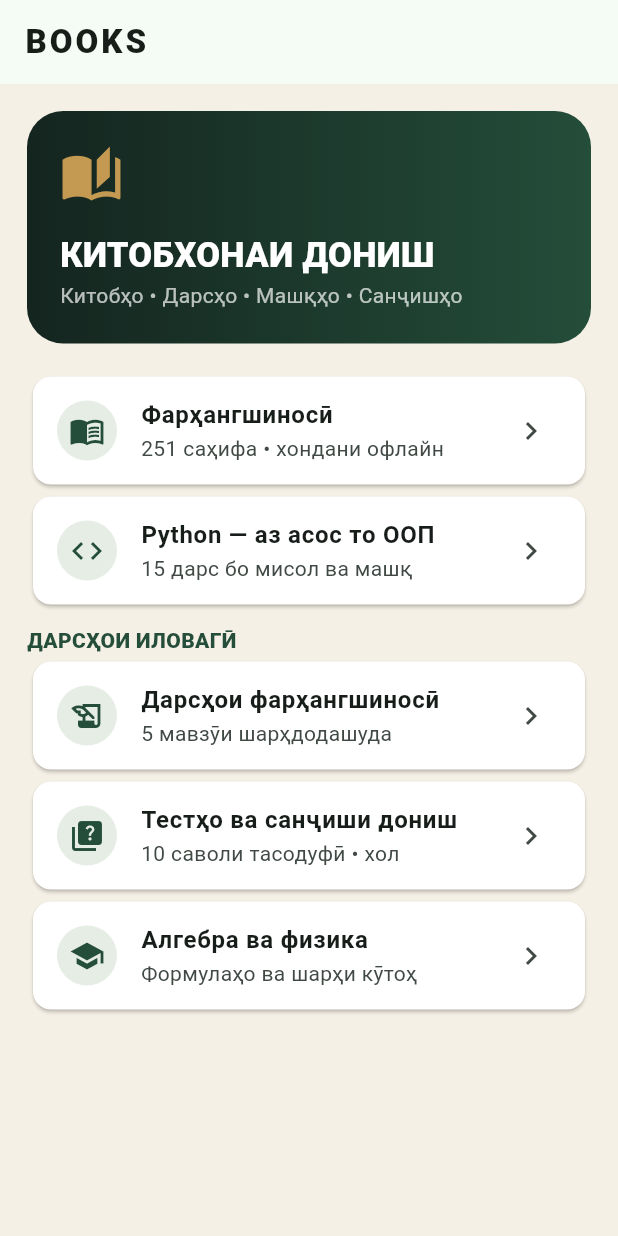
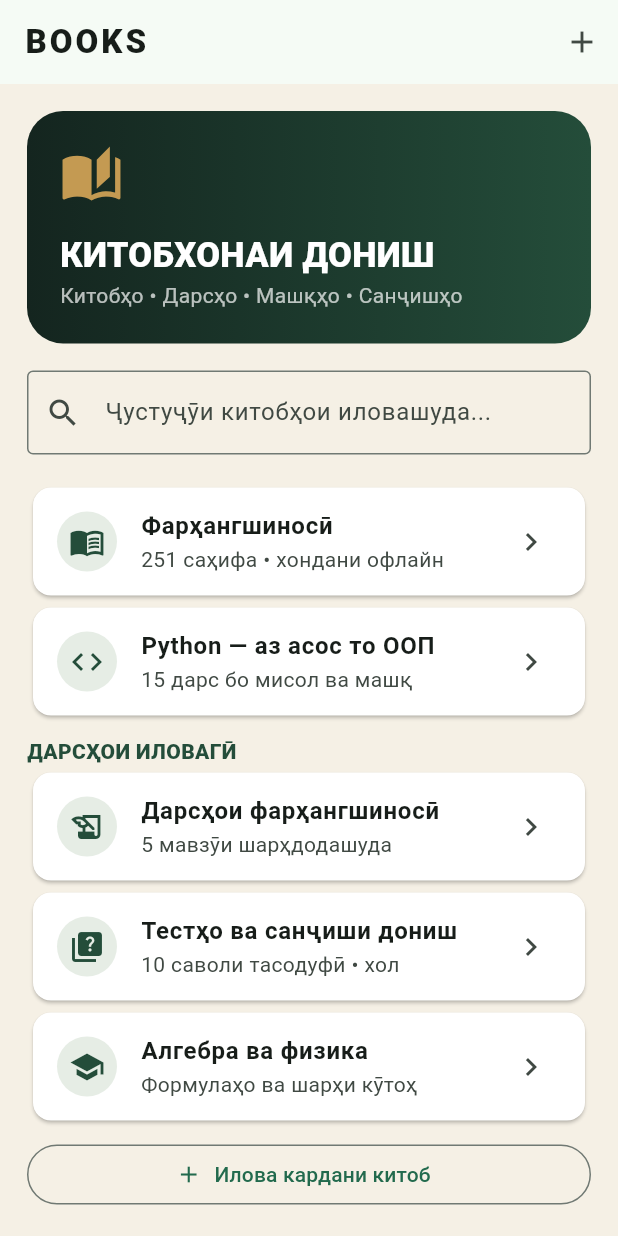
Before and after one commit to shahronmahmadmurodzoda08-lang/-, a Flutter app: the screen it shows after launch, on a phone screen of 412 x 824 dp. Run offline on Flutter 3.47's test engine with Material 3 defaults, Android fonts, the phone set to English and light mode, and no system bars.

Commit message:
Add custom book library management UI

```diff
--- a/lib/main.dart
+++ b/lib/main.dart
@@ -34,10 +34,42 @@ const cultureLessons=<Lesson>[
  Lesson('Мероси фарҳангӣ','Мерос','Мероси фарҳангӣ ёдгориҳо, анъанаҳо, дониш ва осори таърихии меросмонда мебошад.','Ёдгориҳои таърихӣ ва ҳунарҳои мардумӣ.','Як намунаи мероси фарҳангии Тоҷикистонро шарҳ деҳ.'),
  Lesson('Фарҳанг ва ҷомеа','Ҷомеа','Арзишҳо рафторро шакл медиҳанд ва ҷомеа фарҳангро тағйир медиҳад.','Меъёрҳои эҳтиром муносибатҳои иҷтимоиро танзим мекунанд.','Мисоли таъсири ҷомеа ба фарҳанг биёр.')
 ];
-class LibraryScreen extends StatelessWidget {
+class LibraryScreen extends StatefulWidget {
  const LibraryScreen({super.key});
- @override Widget build(BuildContext context)=>Scaffold(appBar:AppBar(title:const Text('BOOKS',style:TextStyle(fontWeight:FontWeight.w900,letterSpacing:2))),body:ListView(padding:const EdgeInsets.all(18),children:[
+ @override State<LibraryScreen> createState()=>_LibraryScreenState();
+}
+class BookEntry {
+ final String title,author,description,kind;
+ const BookEntry({required this.title,required this.author,required this.description,required this.kind});
+}
+class _LibraryScreenState extends State<LibraryScreen> {
+ final List<BookEntry> customBooks=[];
+ String search='';
+ Future<void> addBook() async {
+  final title=TextEditingController(),author=TextEditingController(),description=TextEditingController();
+  String kind='Китоби матнӣ';
+  final result=await showDialog<BookEntry>(context:context,builder:(dialogContext)=>StatefulBuilder(builder:(dialogContext,setDialogState)=>AlertDialog(
+   title:const Text('Илова кардани китоб'),
+   content:SingleChildScrollView(child:Column(mainAxisSize:MainAxisSize.min,children:[
+    TextField(controller:title,decoration:const InputDecoration(labelText:'Номи китоб *')),
+    TextField(controller:author,decoration:const InputDecoration(labelText:'Муаллиф')),
+    TextField(controller:description,maxLines:3,decoration:const InputDecoration(labelText:'Тавсиф')),
+    const SizedBox(height:12),
+    DropdownButtonFormField<String>(value:kind,decoration:const InputDecoration(labelText:'Навъи китоб'),items:const [DropdownMenuItem(value:'Китоби матнӣ',child:Text('Китоби матнӣ')),DropdownMenuItem(value:'PDF',child:Text('PDF (файл баъдтар пайваст мешавад)')),DropdownMenuItem(value:'Китоби тасвирӣ',child:Text('Китоби тасвирӣ'))],onChanged:(v){if(v!=null)setDialogState(()=>kind=v);})
+   ])),
+   actions:[TextButton(onPressed:()=>Navigator.pop(dialogContext),child:const Text('Бекор')),FilledButton(onPressed:(){final t=title.text.trim();if(t.isNotEmpty){Navigator.pop(dialogContext,BookEntry(title:t,author:author.text.trim(),description:description.text.trim(),kind:kind));}},child:const Text('Илова'))]
+  )));
+  title.dispose();author.dispose();description.dispose();
+  if(result!=null&&mounted)setState(()=>customBooks.add(result));
+ }
+ @override Widget build(BuildContext context){
+ final filtered=customBooks.where((b)=>('${b.title} ${b.author} ${b.description}').toLowerCase().contains(search.toLowerCase())).toList();
+ return Scaffold(appBar:AppBar(title:const Text('BOOKS',style:TextStyle(fontWeight:FontWeight.w900,letterSpacing:2)),actions:[IconButton(tooltip:'Илова кардани китоб',onPressed:addBook,icon:const Icon(Icons.add))]),body:ListView(padding:const EdgeInsets.all(18),children:[
  Container(padding:const EdgeInsets.all(22),decoration:BoxDecoration(gradient:const LinearGradient(colors:[Color(0xFF14251F),green]),borderRadius:BorderRadius.circular(24)),child:const Column(crossAxisAlignment:CrossAxisAlignment.start,children:[Icon(Icons.auto_stories,color:Color(0xFFC49A52),size:42),SizedBox(height:16),Text('КИТОБХОНАИ ДОНИШ',style:TextStyle(color:Colors.white,fontSize:23,fontWeight:FontWeight.w900)),Text('Китобҳо • Дарсҳо • Машқҳо • Санҷишҳо',style:TextStyle(color:Colors.white70))])),
+ const SizedBox(height:18),
+ TextField(onChanged:(v)=>setState(()=>search=v),decoration:const InputDecoration(prefixIcon:Icon(Icons.search),hintText:'Ҷустуҷӯи китобҳои иловашуда...',border:OutlineInputBorder())),
+ if(customBooks.isNotEmpty)...[const SizedBox(height:12),Text('КИТОБҲОИ ИЛОВАШУДА (${customBooks.length})',style:const TextStyle(color:green,fontWeight:FontWeight.w900)),...filtered.map((b)=>Card(color:Colors.white,child:ListTile(leading:const CircleAvatar(child:Icon(Icons.book)),title:Text(b.title),subtitle:Text([b.kind,b.author,b.description].where((x)=>x.isNotEmpty).join(' • ')),trailing:IconButton(tooltip:'Нест кардан',icon:const Icon(Icons.delete_outline),onPressed:()=>setState(()=>customBooks.remove(b))))))],
+ if(customBooks.isNotEmpty&&filtered.isEmpty) const Padding(padding:EdgeInsets.all(12),child:Text('Китоб ёфт нашуд.')),
  const SizedBox(height:18),
  _Tile(icon:Icons.menu_book,title:'Фарҳангшиносӣ',subtitle:'251 саҳифа • хондани офлайн',onTap:()=>Navigator.push(context,MaterialPageRoute(builder:(_)=>const CultureReader()))),
  _Tile(icon:Icons.code,title:'Python — аз асос то ООП',subtitle:'15 дарс бо мисол ва машқ',onTap:()=>Navigator.push(context,MaterialPageRoute(builder:(_)=>const LessonList(title:'Python',lessons:pythonLessons)))),
@@ -45,7 +77,9 @@ class LibraryScreen extends StatelessWidget {
  _Tile(icon:Icons.history_edu,title:'Дарсҳои фарҳангшиносӣ',subtitle:'5 мавзӯи шарҳдодашуда',onTap:()=>Navigator.push(context,MaterialPageRoute(builder:(_)=>const LessonList(title:'Фарҳангшиносӣ',lessons:cultureLessons)))),
  _Tile(icon:Icons.quiz,title:'Тестҳо ва санҷиши дониш',subtitle:'10 саволи тасодуфӣ • хол',onTap:()=>Navigator.push(context,MaterialPageRoute(builder:(_)=>const QuizScreen()))),
  _Tile(icon:Icons.school,title:'Алгебра ва физика',subtitle:'Формулаҳо ва шарҳи кӯтоҳ',onTap:()=>Navigator.push(context,MaterialPageRoute(builder:(_)=>const ExtraLessons()))),
+ const SizedBox(height:8),OutlinedButton.icon(onPressed:addBook,icon:const Icon(Icons.add),label:const Text('Илова кардани китоб'))
  ]));
+ }
 }
 class _Tile extends StatelessWidget {
  final IconData icon;final String title,subtitle;final VoidCallback onTap;
```
